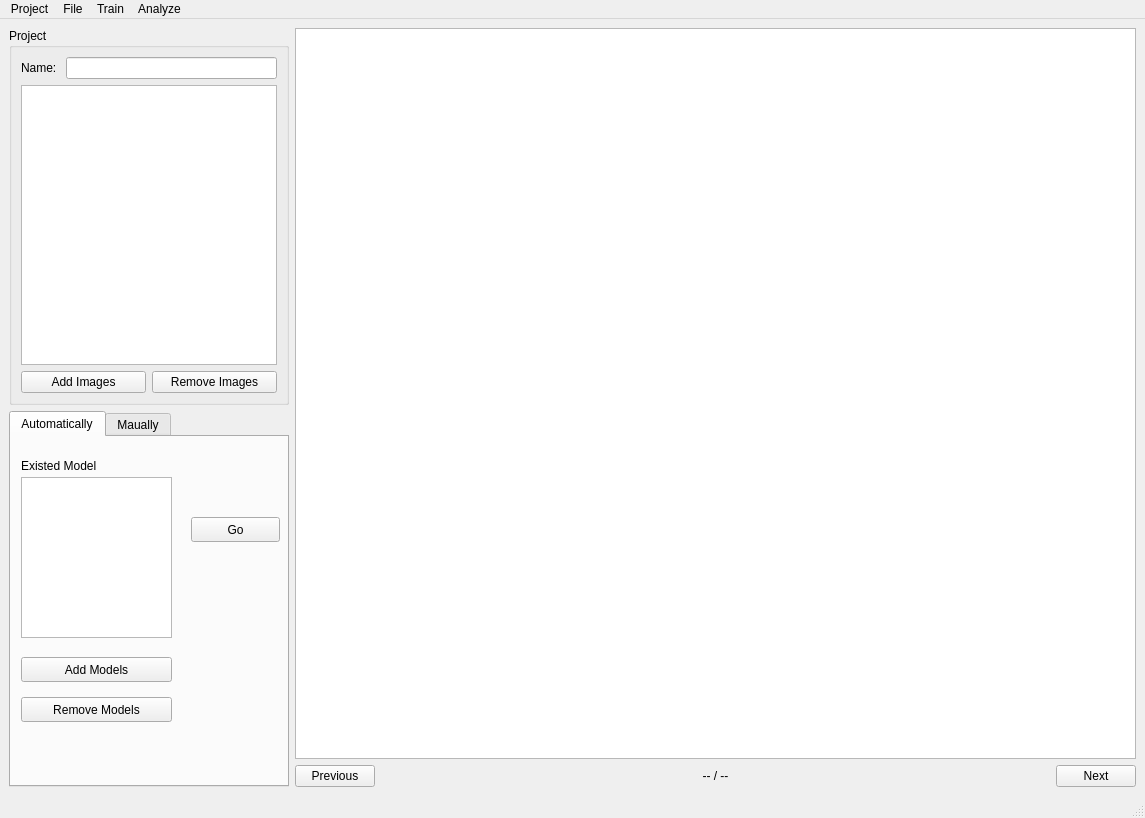
The window that src/view/main_scene.ui (sjdingcn/GUI) describes before a commit, drawn with Qt 5.
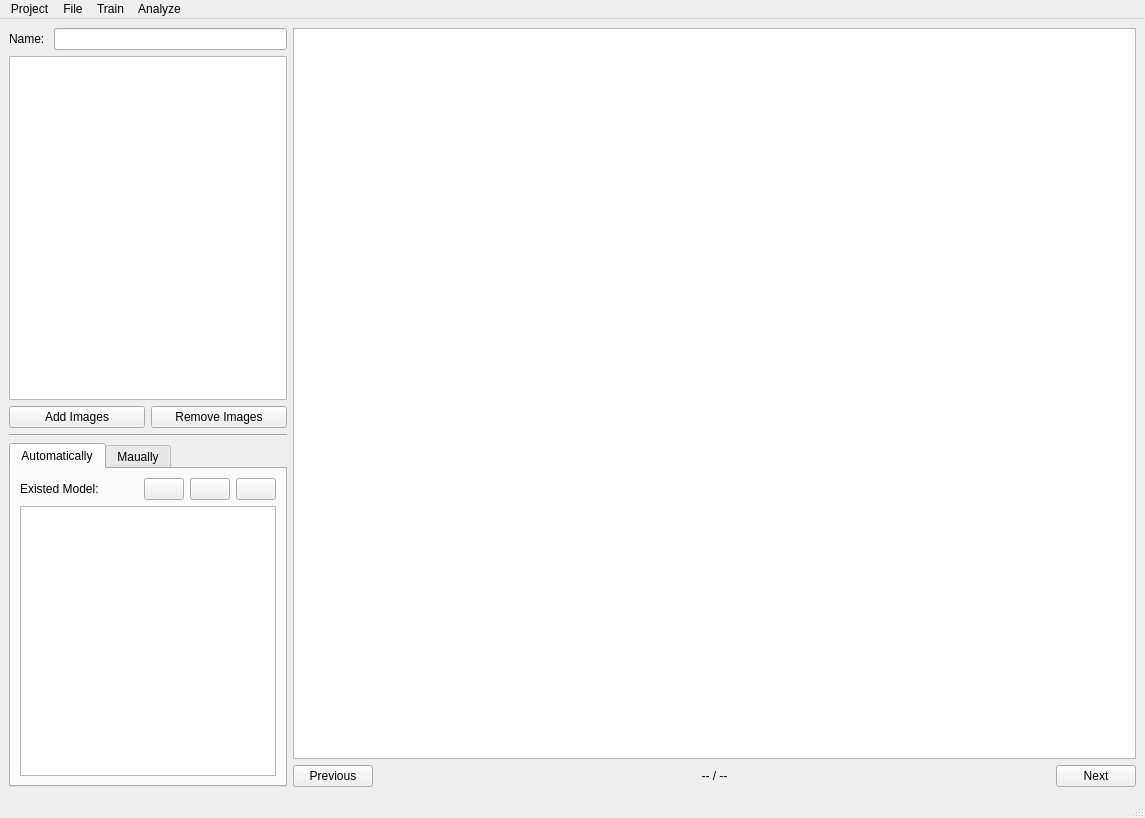
The same window after the commit. Icons and pictures are not drawn.

Commit message: project create scene done and add icons.

Diff of the .ui file:
```diff
--- a/src/view/main_scene.ui
+++ b/src/view/main_scene.ui
@@ -27,18 +27,6 @@
        <enum>QLayout::SetDefaultConstraint</enum>
       </property>
       <item>
-       <widget class="QGroupBox" name="groupBox_3">
-        <property name="sizePolicy">
-         <sizepolicy hsizetype="Fixed" vsizetype="Expanding">
-          <horstretch>0</horstretch>
-          <verstretch>0</verstretch>
-         </sizepolicy>
-        </property>
-        <property name="title">
-         <string>Project</string>
-        </property>
-        <layout class="QVBoxLayout" name="verticalLayout_5">
-         <item>
           <layout class="QVBoxLayout" name="verticalLayout_4">
            <item>
             <layout class="QFormLayout" name="formLayout">
@@ -82,7 +70,7 @@
            <item>
             <widget class="QListWidget" name="list_widget_images">
              <property name="sizePolicy">
-              <sizepolicy hsizetype="Fixed" vsizetype="MinimumExpanding">
+           <sizepolicy hsizetype="Minimum" vsizetype="MinimumExpanding">
                <horstretch>0</horstretch>
                <verstretch>0</verstretch>
               </sizepolicy>
@@ -99,6 +87,9 @@
                <property name="text">
                 <string>Add Images</string>
                </property>
+            <property name="shortcut">
+             <string>Ctrl+A</string>
+            </property>
               </widget>
              </item>
              <item>
@@ -106,13 +97,18 @@
                <property name="text">
                 <string>Remove Images</string>
                </property>
+            <property name="shortcut">
+             <string>Ctrl+R</string>
+            </property>
               </widget>
              </item>
             </layout>
            </item>
-          </layout>
-         </item>
-        </layout>
+        <item>
+         <widget class="Line" name="line_2">
+          <property name="orientation">
+           <enum>Qt::Horizontal</enum>
+          </property>
        </widget>
       </item>
       <item>
@@ -142,71 +138,108 @@
          <attribute name="title">
           <string>Automatically</string>
          </attribute>
-         <widget class="QListWidget" name="list_widget_models">
-          <property name="geometry">
-           <rect>
-            <x>10</x>
-            <y>40</y>
-            <width>151</width>
-            <height>161</height>
-           </rect>
-          </property>
-          <property name="selectionMode">
-           <enum>QAbstractItemView::ExtendedSelection</enum>
-          </property>
-         </widget>
+           <layout class="QVBoxLayout" name="verticalLayout">
+            <item>
+             <layout class="QVBoxLayout" name="verticalLayout_5">
+              <item>
+               <layout class="QHBoxLayout" name="horizontalLayout_6">
+                <item>
          <widget class="QLabel" name="label">
-          <property name="geometry">
-           <rect>
-            <x>10</x>
-            <y>20</y>
-            <width>111</width>
-            <height>17</height>
-           </rect>
-          </property>
           <property name="text">
-           <string>Existed Model</string>
-          </property>
-         </widget>
+                   <string>Existed Model: </string>
+                  </property>
+                 </widget>
+                </item>
+                <item>
          <widget class="QPushButton" name="push_button_add_models">
-          <property name="geometry">
-           <rect>
-            <x>10</x>
-            <y>220</y>
-            <width>151</width>
-            <height>25</height>
-           </rect>
+                  <property name="sizePolicy">
+                   <sizepolicy hsizetype="Fixed" vsizetype="Fixed">
+                    <horstretch>0</horstretch>
+                    <verstretch>0</verstretch>
+                   </sizepolicy>
           </property>
           <property name="text">
-           <string>Add Models</string>
-          </property>
-         </widget>
+                   <string/>
+                  </property>
+                  <property name="icon">
+                   <iconset>
+                    <normaloff>../../resource/add_circle_outline-24px.svg</normaloff>../../resource/add_circle_outline-24px.svg</iconset>
+                  </property>
+                  <property name="iconSize">
+                   <size>
+                    <width>18</width>
+                    <height>18</height>
+                   </size>
+                  </property>
+                  <property name="shortcut">
+                   <string>Shift+A</string>
+                  </property>
+                 </widget>
+                </item>
+                <item>
          <widget class="QPushButton" name="push_button_remove_models">
-          <property name="geometry">
-           <rect>
-            <x>10</x>
-            <y>260</y>
-            <width>151</width>
-            <height>25</height>
-           </rect>
+                  <property name="sizePolicy">
+                   <sizepolicy hsizetype="Fixed" vsizetype="Fixed">
+                    <horstretch>0</horstretch>
+                    <verstretch>0</verstretch>
+                   </sizepolicy>
           </property>
           <property name="text">
-           <string>Remove Models</string>
-          </property>
-         </widget>
+                   <string/>
+                  </property>
+                  <property name="icon">
+                   <iconset>
+                    <normaloff>../../resource/remove_circle_outline-24px.svg</normaloff>../../resource/remove_circle_outline-24px.svg</iconset>
+                  </property>
+                  <property name="iconSize">
+                   <size>
+                    <width>18</width>
+                    <height>18</height>
+                   </size>
+                  </property>
+                  <property name="shortcut">
+                   <string>Shift+R</string>
+                  </property>
+                 </widget>
+                </item>
+                <item>
          <widget class="QPushButton" name="push_button_go">
-          <property name="geometry">
-           <rect>
-            <x>180</x>
-            <y>80</y>
-            <width>89</width>
-            <height>25</height>
-           </rect>
+                  <property name="sizePolicy">
+                   <sizepolicy hsizetype="Fixed" vsizetype="Fixed">
+                    <horstretch>0</horstretch>
+                    <verstretch>0</verstretch>
+                   </sizepolicy>
           </property>
           <property name="text">
-           <string>Go</string>
-          </property>
-         </widget>
+                   <string/>
+                  </property>
+                  <property name="icon">
+                   <iconset>
+                    <normaloff>../../resource/play_circle_outline-24px.svg</normaloff>../../resource/play_circle_outline-24px.svg</iconset>
+                  </property>
+                  <property name="iconSize">
+                   <size>
+                    <width>18</width>
+                    <height>18</height>
+                   </size>
+                  </property>
+                  <property name="shortcut">
+                   <string>Shift+R</string>
+                  </property>
+                 </widget>
+                </item>
+               </layout>
+              </item>
+              <item>
+               <widget class="QListWidget" name="list_widget_models">
+                <property name="selectionMode">
+                 <enum>QAbstractItemView::ExtendedSelection</enum>
+                </property>
+               </widget>
+              </item>
+             </layout>
+            </item>
+           </layout>
         </widget>
         <widget class="QWidget" name="tabWidget_2Page2">
          <attribute name="title">
@@ -258,6 +291,8 @@
       </item>
      </layout>
     </item>
+     </layout>
+    </item>
     <item>
      <layout class="QVBoxLayout" name="verticalLayout_9">
       <item>
@@ -286,6 +321,9 @@
           <property name="text">
            <string>Previous</string>
           </property>
+          <property name="shortcut">
+           <string>Left</string>
+          </property>
          </widget>
         </item>
         <item>
@@ -309,6 +347,9 @@
           <property name="text">
            <string>Next</string>
           </property>
+          <property name="shortcut">
+           <string>Right</string>
+          </property>
          </widget>
         </item>
        </layout>
@@ -334,8 +375,8 @@
     <addaction name="action_project_load"/>
     <addaction name="action_project_save"/>
     <addaction name="separator"/>
-    <addaction name="action_project_add_files"/>
-    <addaction name="action_project_remove_files"/>
+    <addaction name="action_project_add_images"/>
+    <addaction name="action_project_remove_images"/>
    </widget>
    <widget class="QMenu" name="menuTrain">
     <property name="title">
@@ -369,64 +410,145 @@
   </widget>
   <widget class="QStatusBar" name="statusbar"/>
   <action name="action_project_save">
+   <property name="icon">
+    <iconset>
+     <normaloff>../../resource/save-24px.svg</normaloff>../../resource/save-24px.svg</iconset>
+   </property>
    <property name="text">
     <string>Save</string>
    </property>
+   <property name="statusTip">
+    <string>Save the project.</string>
+   </property>
+   <property name="shortcut">
+    <string>Ctrl+S</string>
+   </property>
   </action>
   <action name="action_project_load">
+   <property name="icon">
+    <iconset>
+     <normaloff>../../resource/folder_open-24px.svg</normaloff>../../resource/folder_open-24px.svg</iconset>
+   </property>
    <property name="text">
     <string>Load</string>
    </property>
+   <property name="statusTip">
+    <string>Load an existed project.</string>
+   </property>
+   <property name="shortcut">
+    <string>Ctrl+L</string>
+   </property>
   </action>
-  <action name="action_project_add_files">
+  <action name="action_project_add_images">
+   <property name="icon">
+    <iconset>
+     <normaloff>../../resource/add-24px.svg</normaloff>../../resource/add-24px.svg</iconset>
+   </property>
    <property name="text">
-    <string>Add files</string>
+    <string>Add Images</string>
    </property>
+   <property name="statusTip">
+    <string>Add images.</string>
+   </property>
   </action>
-  <action name="action_project_remove_files">
+  <action name="action_project_remove_images">
+   <property name="icon">
+    <iconset>
+     <normaloff>../../resource/remove-24px.svg</normaloff>../../resource/remove-24px.svg</iconset>
+   </property>
    <property name="text">
-    <string>Remove file</string>
+    <string>Remove Image</string>
+   </property>
+   <property name="statusTip">
+    <string>Remove image.</string>
    </property>
   </action>
   <action name="action_file_zoom_in">
+   <property name="icon">
+    <iconset>
+     <normaloff>../../resource/zoom_in-24px.svg</normaloff>../../resource/zoom_in-24px.svg</iconset>
+   </property>
    <property name="text">
     <string>Zoom In</string>
    </property>
   </action>
   <action name="action_file_zoom_out">
+   <property name="icon">
+    <iconset>
+     <normaloff>../../resource/zoom_out-24px.svg</normaloff>../../resource/zoom_out-24px.svg</iconset>
+   </property>
    <property name="text">
     <string>Zoom Out</string>
    </property>
   </action>
   <action name="action_file_default_size">
+   <property name="icon">
+    <iconset>
+     <normaloff>../../resource/fullscreen_exit-24px.svg</normaloff>../../resource/fullscreen_exit-24px.svg</iconset>
+   </property>
    <property name="text">
     <string>Default Size</string>
    </property>
   </action>
   <action name="action_file_delete_polygon">
+   <property name="icon">
+    <iconset>
+     <normaloff>../../resource/delete-24px.svg</normaloff>../../resource/delete-24px.svg</iconset>
+   </property>
    <property name="text">
     <string>Delete Polygon</string>
    </property>
   </action>
   <action name="action_train_train">
+   <property name="icon">
+    <iconset>
+     <normaloff>../../resource/play_arrow-24px.svg</normaloff>../../resource/play_arrow-24px.svg</iconset>
+   </property>
    <property name="text">
     <string>Train</string>
    </property>
+   <property name="shortcut">
+    <string>Ctrl+T</string>
+   </property>
   </action>
   <action name="action_train_edit_configurations">
+   <property name="icon">
+    <iconset>
+     <normaloff>../../resource/build-24px.svg</normaloff>../../resource/build-24px.svg</iconset>
+   </property>
    <property name="text">
     <string>Edit Configurations</string>
    </property>
+   <property name="shortcut">
+    <string>Ctrl+E</string>
+   </property>
   </action>
   <action name="action_analyze_tensorboard">
+   <property name="icon">
+    <iconset>
+     <normaloff>../../resource/show_chart-24px.svg</normaloff>../../resource/show_chart-24px.svg</iconset>
+   </property>
    <property name="text">
     <string>Tensorboard</string>
    </property>
+   <property name="shortcut">
+    <string>Ctrl+T</string>
+   </property>
   </action>
   <action name="action_project_new">
+   <property name="icon">
+    <iconset>
+     <normaloff>../../resource/create_new_folder-24px.svg</normaloff>../../resource/create_new_folder-24px.svg</iconset>
+   </property>
    <property name="text">
     <string>New</string>
    </property>
+   <property name="statusTip">
+    <string>Create a new project.</string>
+   </property>
+   <property name="shortcut">
+    <string>Ctrl+N</string>
+   </property>
   </action>
  </widget>
  <resources/>
```
Lines whose indentation alone changed are shown as unchanged. The commit also changes 22 other files.
